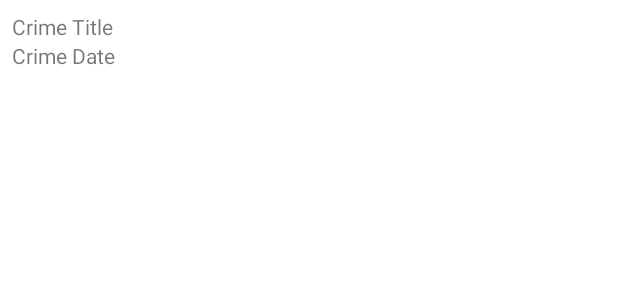
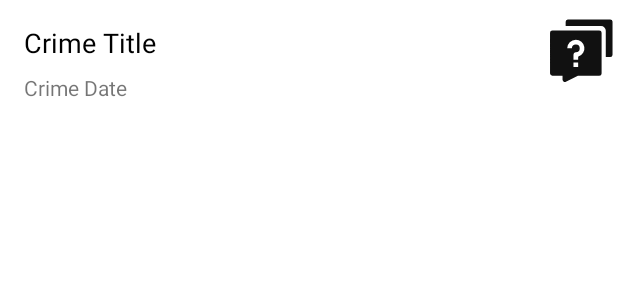
Before and after one commit to gly1024/CriminalIntent, an Android app: the layout list_item_crime.xml on its own in the app's theme, with its tools: preview values and no code run, on a phone screen of 412 x 824 dp. Shown: the top 300 px of the screen. Run offline under Robolectric (Android 15) with nearby library versions, the phone set to English and light mode, and no system bars.

Commit message:
update to ConstrainLayout

```diff
--- a/app/src/main/java/com/jack/criminalintent/CrimeActivity.java
+++ b/app/src/main/java/com/jack/criminalintent/CrimeActivity.java
@@ -1,12 +1,13 @@
 package com.jack.criminalintent;
 
-import androidx.appcompat.app.AppCompatActivity;
 import androidx.fragment.app.Fragment;
-import androidx.fragment.app.FragmentManager;
 
-import android.os.Bundle;
+import android.content.Context;
+import android.content.Intent;
 
 import com.jack.criminalintent.fragment.CrimeFragment;
+
+import java.util.UUID;
 
 /**
  * @author tesla
@@ -14,8 +15,20 @@ import com.jack.criminalintent.fragment.CrimeFragment;
 public class CrimeActivity extends SingelFragmentActivity {
     private static final String TAG = "CrimeActivity";
 
+    private static final String EXTRA_CRIME_ID = "com.jack.criminalintent.crime_id";
+
     @Override
     protected Fragment createFragment() {
         return new CrimeFragment();
     }
+
+    public static Intent newIntent(Context packageContext, UUID crimeId) {
+        Intent intent = new Intent(packageContext, CrimeActivity.class);
+        intent.putExtra(EXTRA_CRIME_ID, crimeId);
+        return intent;
+    }
+
+    public static String getExtraCrimeIdKey() {
+        return EXTRA_CRIME_ID;
+    }
 }
--- a/app/src/main/java/com/jack/criminalintent/fragment/CrimeFragment.java
+++ b/app/src/main/java/com/jack/criminalintent/fragment/CrimeFragment.java
@@ -11,11 +11,15 @@ import android.view.View;
 import android.view.ViewGroup;
 import android.widget.Button;
 import android.widget.CheckBox;
-import android.widget.CompoundButton.OnCheckedChangeListener;
 import android.widget.EditText;
 
+import com.jack.criminalintent.CrimeActivity;
 import com.jack.criminalintent.R;
 import com.jack.criminalintent.data.Crime;
+import com.jack.criminalintent.data.CrimeLab;
+
+import java.text.DateFormat;
+import java.util.UUID;
 
 /**
  * A simple {@link Fragment} subclass.
@@ -35,7 +39,9 @@ public class CrimeFragment extends Fragment {
     @Override
     public void onCreate(Bundle savedInstanceState) {
         super.onCreate(savedInstanceState);
-        mCrime = new Crime();
+        UUID crimeId = (UUID) getActivity().getIntent()
+            .getSerializableExtra(CrimeActivity.getExtraCrimeIdKey());
+        mCrime = CrimeLab.getInstance(getActivity()).getCrime(crimeId);
     }
 
     @Override
@@ -49,10 +55,12 @@ public class CrimeFragment extends Fragment {
 
     private void initView(View view) {
         mTitleEditView = view.findViewById(R.id.crime_title);
+        mTitleEditView.setText(mCrime.getTitle());
         mDateButton = view.findViewById(R.id.crime_date);
-        mDateButton.setText(mCrime.getDate().toString());
+        mDateButton.setText(DateFormat.getInstance().format(mCrime.getDate()));
         mDateButton.setEnabled(false);
         mSolvedCheckBox = view.findViewById(R.id.crime_solved);
+        mSolvedCheckBox.setChecked(mCrime.isSolved());
         mSolvedCheckBox.setOnCheckedChangeListener((buttonView, isChecked) ->
             mSolvedCheckBox.setChecked(isChecked));
         mTitleEditView.addTextChangedListener(new TextWatcher() {
--- a/app/src/main/java/com/jack/criminalintent/fragment/CrimeListFragment.java
+++ b/app/src/main/java/com/jack/criminalintent/fragment/CrimeListFragment.java
@@ -1,9 +1,11 @@
 package com.jack.criminalintent.fragment;
 
+import android.content.Intent;
 import android.os.Bundle;
 import android.view.LayoutInflater;
 import android.view.View;
 import android.view.ViewGroup;
+import android.widget.ImageView;
 import android.widget.TextView;
 import android.widget.Toast;
 
@@ -13,10 +15,14 @@ import androidx.fragment.app.Fragment;
 import androidx.recyclerview.widget.LinearLayoutManager;
 import androidx.recyclerview.widget.RecyclerView;
 
+import com.jack.criminalintent.CrimeActivity;
+import com.jack.criminalintent.CrimeListActivity;
 import com.jack.criminalintent.R;
 import com.jack.criminalintent.data.Crime;
 import com.jack.criminalintent.data.CrimeLab;
 
+import java.text.DateFormat;
+import java.util.Date;
 import java.util.List;
 
 /**
@@ -49,6 +55,7 @@ public class CrimeListFragment extends Fragment {
     private class CrimeHolder extends RecyclerView.ViewHolder implements View.OnClickListener {
         private TextView mTitleTextView;
         private TextView mDateTextView;
+        private ImageView mSolvedImageView;
 
         private Crime mCrime;
 
@@ -56,18 +63,21 @@ public class CrimeListFragment extends Fragment {
             super(inflater.inflate(R.layout.list_item_crime, parent, false));
             mTitleTextView = itemView.findViewById(R.id.crime_title);
             mDateTextView = itemView.findViewById(R.id.crime_date);
+            mSolvedImageView = itemView.findViewById(R.id.crime_solved);
             itemView.setOnClickListener(this);
         }
 
         public void bindDate(Crime crime) {
             mCrime = crime;
             mTitleTextView.setText(mCrime.getTitle());
-            mDateTextView.setText(mCrime.getDate().toString());
+            mDateTextView.setText(DateFormat.getInstance().format(mCrime.getDate()));
+            mSolvedImageView.setVisibility(crime.isSolved() ? View.VISIBLE : View.GONE);
         }
 
         @Override
         public void onClick(View v) {
-            Toast.makeText(getActivity(), mCrime.getTitle() + " clicked!", Toast.LENGTH_LONG).show();
+            Intent intent = CrimeActivity.newIntent(getActivity(), mCrime.getId());
+            startActivity(intent);
         }
     }
 
--- /dev/null
+++ b/app/src/main/res/drawable/ic_help.xml
@@ -0,0 +1,31 @@
+<!--
+  ~ Copyright (C) 2023-2023 The Gongliangyi Authors. All rights reserved.
+  ~
+  ~ Licensed under the Apache License, Version 2.0 (the "License");
+  ~  you may not use this file except in compliance with the License.
+  ~ You may obtain a copy of the License at
+  ~
+  ~ http://www.apache.org/licenses/LICENSE-2.0
+  ~
+  ~ Unless required by applicable law or agreed to in writing, software
+  ~ distributed under the License is distributed on an "AS IS" BASIS,
+  ~ WITHOUT WARRANTIES OR CONDITIONS OF ANY KIND, either express or implied.
+  ~  See the License for the specific language governing permissions and
+  ~ limitations under the License.
+  -->
+
+<vector xmlns:android="http://schemas.android.com/apk/res/android"
+    android:width="50dp"
+    android:height="50dp"
+    android:viewportWidth="1024"
+    android:viewportHeight="1024">
+  <path
+      android:pathData="M0,0h1024v1024H0z"
+      android:fillColor="#FFFFFF"/>
+  <path
+      android:pathData="M768,224a32,32 0,0 1,32 32v554.67a32,32 0,0 1,-32 32H476.84l-163.86,81.96a32,32 0,0 1,-46.19 -25.81L266.67,896v-53.33H128a32,32 0,0 1,-31.85 -28.93L96,810.67V256A32,32 0,0 1,128 224zM480,661.33h-64v64h64v-64zM448,352a117.33,117.33 0,0 0,-117.33 117.33h64l0.11,-3.5A53.33,53.33 0,1 1,448 522.67l-3.07,0.15A32,32 0,0 0,416 554.67v71.1h64v-43.52l4.22,-1.28A117.33,117.33 0,0 0,448 352z"
+      android:fillColor="#111111"/>
+  <path
+      android:pathData="M917.33,74.67a32,32 0,0 1,31.85 28.93L949.33,106.67v448a32,32 0,0 1,-28.93 31.85L917.33,586.67h-60.18V228.16a64.11,64.11 0,0 0,-64 -64.04L373.33,163.88h-64V106.67a32,32 0,0 1,28.93 -31.85L341.33,74.67h576z"
+      android:fillColor="#111111"/>
+</vector>
--- a/app/src/main/res/layout/list_item_crime.xml
+++ b/app/src/main/res/layout/list_item_crime.xml
@@ -1,20 +1,44 @@
 <?xml version="1.0" encoding="utf-8"?>
-<LinearLayout xmlns:android="http://schemas.android.com/apk/res/android"
+<androidx.constraintlayout.widget.ConstraintLayout xmlns:android="http://schemas.android.com/apk/res/android"
+    xmlns:app="http://schemas.android.com/apk/res-auto"
+    xmlns:tools="http://schemas.android.com/tools"
+    android:id="@+id/linearLayout"
     android:layout_width="match_parent"
-    android:layout_height="wrap_content"
-    android:orientation="vertical"
-    android:padding="8dp">
+    android:layout_height="wrap_content">
 
     <TextView
-        android:layout_width="match_parent"
+        android:id="@+id/crime_title"
+        android:layout_width="0dp"
         android:layout_height="wrap_content"
-        android:id="@+id/crime_title"
-        android:text="Crime Title"/>
+        android:layout_marginStart="16dp"
+        android:layout_marginTop="16dp"
+        android:layout_marginEnd="8dp"
+        android:text="Crime Title"
+        android:textColor="@color/black"
+        android:textSize="18sp"
+        app:layout_constraintEnd_toStartOf="@+id/imageView"
+        app:layout_constraintStart_toStartOf="parent"
+        app:layout_constraintTop_toTopOf="parent" />
 
     <TextView
-        android:layout_width="match_parent"
+        android:id="@+id/crime_date"
+        android:layout_width="0dp"
         android:layout_height="wrap_content"
-        android:id="@+id/crime_date"
-        android:text="Crime Date"/>
+        android:layout_marginStart="16dp"
+        android:layout_marginTop="8dp"
+        android:layout_marginEnd="8dp"
+        android:text="Crime Date"
+        app:layout_constraintEnd_toStartOf="@+id/imageView"
+        app:layout_constraintStart_toStartOf="parent"
+        app:layout_constraintTop_toBottomOf="@+id/crime_title" />
 
-</LinearLayout>
+    <ImageView
+        android:id="@+id/crime_solved"
+        android:layout_width="wrap_content"
+        android:layout_height="wrap_content"
+        app:layout_constraintBottom_toBottomOf="parent"
+        app:layout_constraintEnd_toEndOf="parent"
+        app:layout_constraintTop_toTopOf="parent"
+        app:srcCompat="@drawable/ic_help" />
+
+</androidx.constraintlayout.widget.ConstraintLayout>
--- a/gradle.properties
+++ b/gradle.properties
@@ -19,3 +19,4 @@ android.useAndroidX=true
 # resources declared in the library itself and none from the library's dependencies,
 # thereby reducing the size of the R class for that library
 android.nonTransitiveRClass=true
+android.injected.testOnly=false
```
Also changed, not shown: 1 other file.
